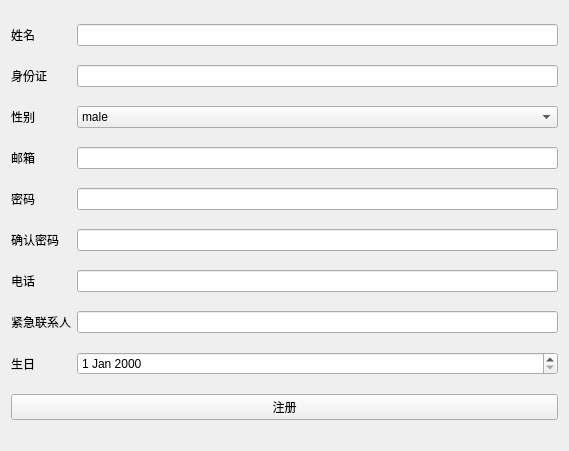
Qt form src/patient-client/src/patientregister.ui (bit-cs-practicing/MedicalIntelligence) before a commit.
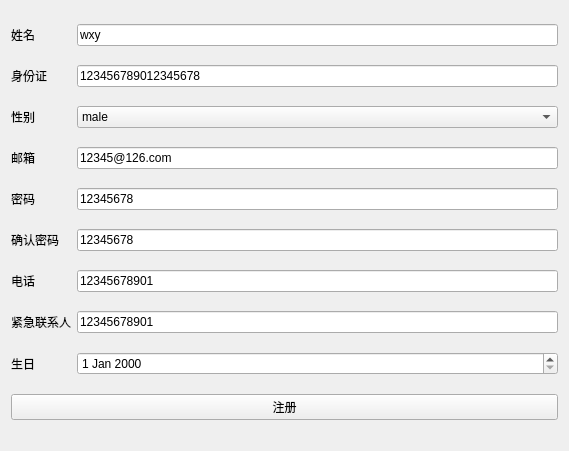
The same form after that commit.

```diff
--- a/src/patient-client/src/patientregister.ui
+++ b/src/patient-client/src/patientregister.ui
@@ -15,7 +15,11 @@
   </property>
   <layout class="QGridLayout" name="gridLayout">
    <item row="0" column="1">
-    <widget class="QLineEdit" name="name"/>
+    <widget class="QLineEdit" name="name">
+     <property name="text">
+      <string>wxy</string>
+     </property>
+    </widget>
    </item>
    <item row="7" column="0">
     <widget class="QLabel" name="label_8">
@@ -39,10 +43,18 @@
     </widget>
    </item>
    <item row="7" column="1">
-    <widget class="QLineEdit" name="emgcy"/>
+    <widget class="QLineEdit" name="emgcy">
+     <property name="text">
+      <string>12345678901</string>
+     </property>
+    </widget>
    </item>
    <item row="5" column="1">
-    <widget class="QLineEdit" name="checkpass"/>
+    <widget class="QLineEdit" name="checkpass">
+     <property name="text">
+      <string>12345678</string>
+     </property>
+    </widget>
    </item>
    <item row="0" column="0">
     <widget class="QLabel" name="label">
@@ -83,16 +95,32 @@
     </widget>
    </item>
    <item row="3" column="1">
-    <widget class="QLineEdit" name="email"/>
+    <widget class="QLineEdit" name="email">
+     <property name="text">
+      <string>12345@126.com</string>
+     </property>
+    </widget>
    </item>
    <item row="1" column="1">
-    <widget class="QLineEdit" name="idCard"/>
+    <widget class="QLineEdit" name="idCard">
+     <property name="text">
+      <string>123456789012345678</string>
+     </property>
+    </widget>
    </item>
    <item row="4" column="1">
-    <widget class="QLineEdit" name="password"/>
+    <widget class="QLineEdit" name="password">
+     <property name="text">
+      <string>12345678</string>
+     </property>
+    </widget>
    </item>
    <item row="6" column="1">
-    <widget class="QLineEdit" name="phone"/>
+    <widget class="QLineEdit" name="phone">
+     <property name="text">
+      <string>12345678901</string>
+     </property>
+    </widget>
    </item>
    <item row="2" column="1">
     <widget class="QComboBox" name="gender">
```
